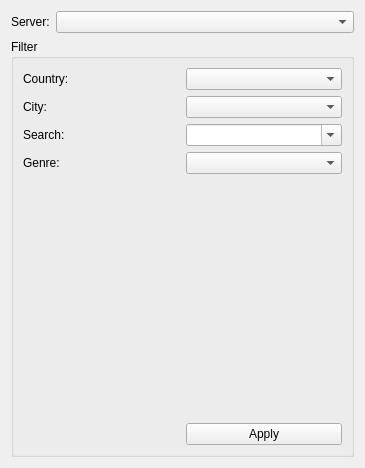
sanami/qt-music-player, file qt/filter_page.ui: the form before one commit.
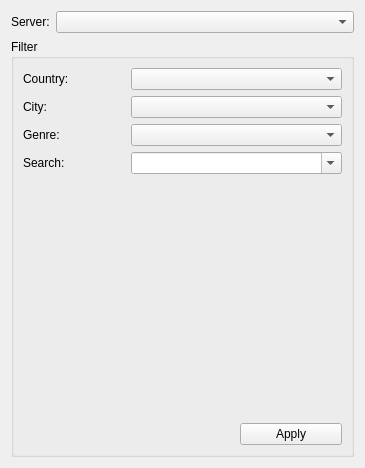
The form after the commit.

```diff
--- a/qt/filter_page.ui
+++ b/qt/filter_page.ui
@@ -62,16 +62,6 @@
         </property>
        </widget>
       </item>
-      <item row="0" column="1">
-       <widget class="QComboBox" name="comboBox_country">
-        <property name="sizePolicy">
-         <sizepolicy hsizetype="Expanding" vsizetype="Fixed">
-          <horstretch>0</horstretch>
-          <verstretch>0</verstretch>
-         </sizepolicy>
-        </property>
-       </widget>
-      </item>
       <item row="1" column="0">
        <widget class="QLabel" name="label_3">
         <property name="text">
@@ -79,7 +69,7 @@
         </property>
        </widget>
       </item>
-      <item row="1" column="1">
+      <item row="1" column="1" colspan="2">
        <widget class="QComboBox" name="comboBox_city">
         <property name="sizePolicy">
          <sizepolicy hsizetype="Expanding" vsizetype="Fixed">
@@ -90,13 +80,30 @@
        </widget>
       </item>
       <item row="2" column="0">
+       <widget class="QLabel" name="label_5">
+        <property name="text">
+         <string>Genre:</string>
+        </property>
+       </widget>
+      </item>
+      <item row="2" column="1" colspan="2">
+       <widget class="QComboBox" name="comboBox_genre">
+        <property name="sizePolicy">
+         <sizepolicy hsizetype="Expanding" vsizetype="Fixed">
+          <horstretch>0</horstretch>
+          <verstretch>0</verstretch>
+         </sizepolicy>
+        </property>
+       </widget>
+      </item>
+      <item row="3" column="0">
        <widget class="QLabel" name="label_4">
         <property name="text">
          <string>Search:</string>
         </property>
        </widget>
       </item>
-      <item row="2" column="1">
+      <item row="3" column="1" colspan="2">
        <widget class="QComboBox" name="comboBox_search">
         <property name="sizePolicy">
          <sizepolicy hsizetype="Expanding" vsizetype="Fixed">
@@ -112,23 +119,6 @@
         </property>
        </widget>
       </item>
-      <item row="3" column="0">
-       <widget class="QLabel" name="label_5">
-        <property name="text">
-         <string>Genre:</string>
-        </property>
-       </widget>
-      </item>
-      <item row="3" column="1">
-       <widget class="QComboBox" name="comboBox_genre">
-        <property name="sizePolicy">
-         <sizepolicy hsizetype="Expanding" vsizetype="Fixed">
-          <horstretch>0</horstretch>
-          <verstretch>0</verstretch>
-         </sizepolicy>
-        </property>
-       </widget>
-      </item>
       <item row="4" column="0">
        <spacer name="verticalSpacer">
         <property name="orientation">
@@ -142,7 +132,7 @@
         </property>
        </spacer>
       </item>
-      <item row="5" column="0">
+      <item row="5" column="0" colspan="2">
        <spacer name="horizontalSpacer">
         <property name="orientation">
          <enum>Qt::Horizontal</enum>
@@ -155,13 +145,23 @@
         </property>
        </spacer>
       </item>
-      <item row="5" column="1">
+      <item row="5" column="2">
        <widget class="QPushButton" name="pushButton_filter_apply">
         <property name="text">
          <string>Apply</string>
         </property>
        </widget>
       </item>
+      <item row="0" column="1" colspan="2">
+       <widget class="QComboBox" name="comboBox_country">
+        <property name="sizePolicy">
+         <sizepolicy hsizetype="Expanding" vsizetype="Fixed">
+          <horstretch>0</horstretch>
+          <verstretch>0</verstretch>
+         </sizepolicy>
+        </property>
+       </widget>
+      </item>
      </layout>
     </widget>
    </item>
```
